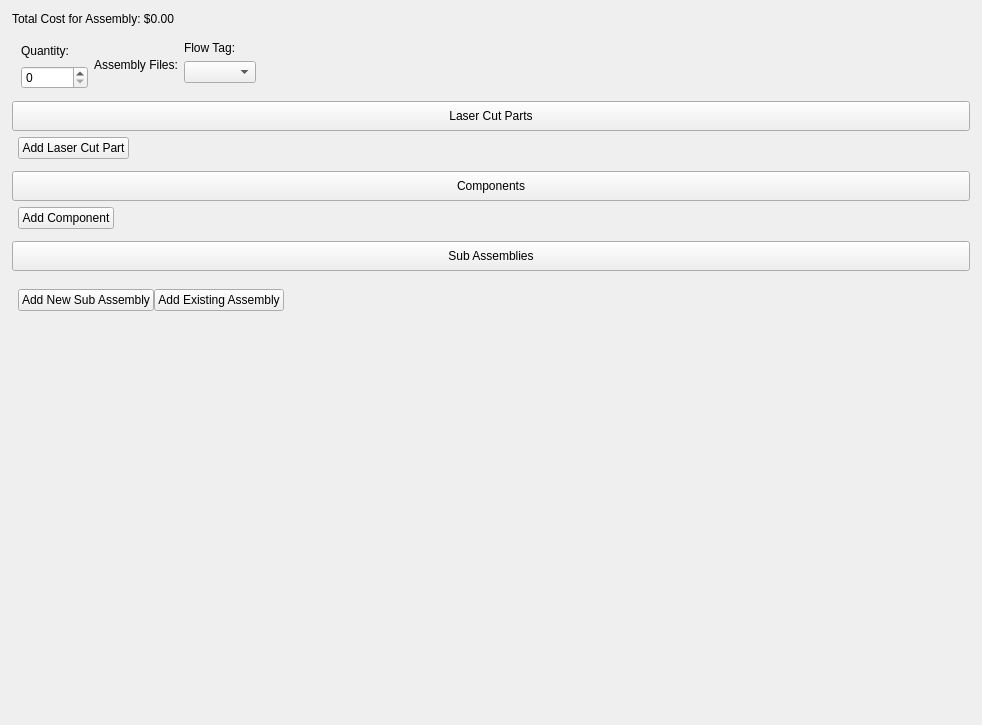
Old version of the form ui/widgets/assembly_widget.ui in the repository TheCodingJsoftware/Invigo.
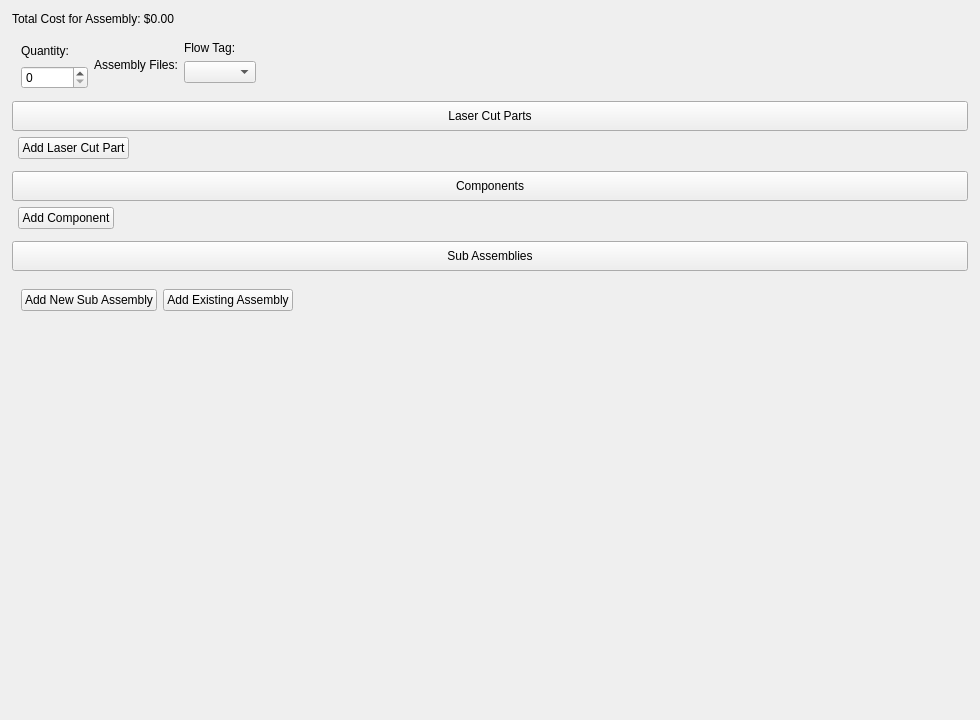
New version of the form.

```diff
--- a/ui/widgets/assembly_widget.ui
+++ b/ui/widgets/assembly_widget.ui
@@ -6,8 +6,8 @@
    <rect>
     <x>0</x>
     <y>0</y>
-    <width>982</width>
-    <height>725</height>
+    <width>980</width>
+    <height>720</height>
    </rect>
   </property>
   <property name="sizePolicy">
@@ -480,17 +480,20 @@
              </item>
              <item>
               <layout class="QFormLayout" name="formLayout">
+               <property name="horizontalSpacing">
+                <number>6</number>
+               </property>
                <property name="leftMargin">
-                <number>6</number>
+                <number>9</number>
                </property>
                <property name="topMargin">
                 <number>0</number>
                </property>
                <property name="rightMargin">
-                <number>6</number>
+                <number>0</number>
                </property>
                <property name="bottomMargin">
-                <number>6</number>
+                <number>9</number>
                </property>
                <item row="0" column="0">
                 <widget class="QPushButton" name="add_new_sub_assembly_button">
```
